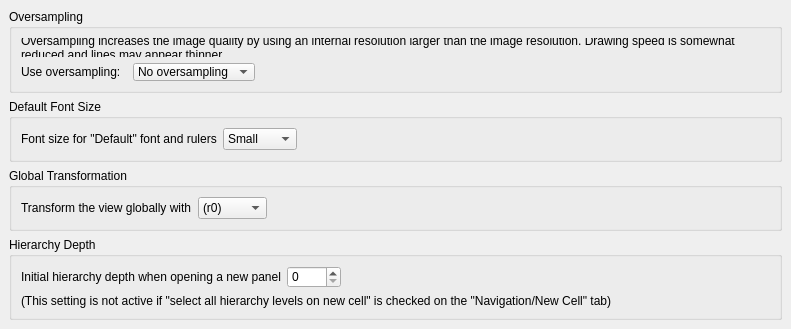
Qt form src/laybasic/laybasic/LayoutViewConfigPage7.ui (KLayout/klayout) before a commit.
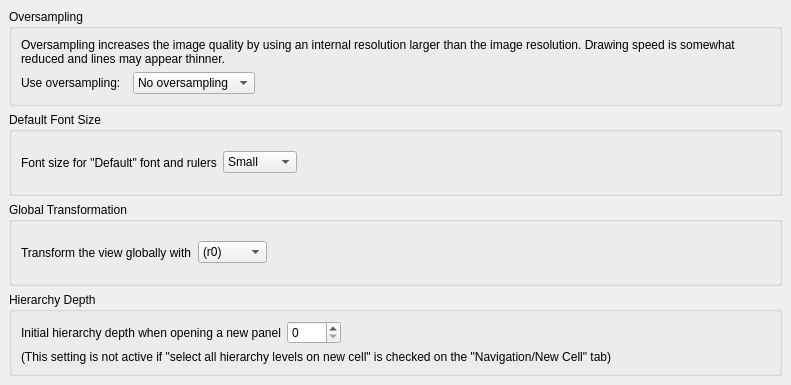
The same form after that commit. Icons and pictures are not drawn.

The edit to the form file:
```diff
--- a/src/laybasic/laybasic/LayoutViewConfigPage7.ui
+++ b/src/laybasic/laybasic/LayoutViewConfigPage7.ui
@@ -1,24 +1,33 @@
 <ui version="4.0" >
  <class>LayoutViewConfigPage7</class>
- <widget class="QFrame" name="LayoutViewConfigPage7" >
-  <property name="geometry" >
+ <widget class="QFrame" name="LayoutViewConfigPage7">
+  <property name="geometry">
    <rect>
     <x>0</x>
     <y>0</y>
     <width>791</width>
-    <height>323</height>
+    <height>385</height>
    </rect>
   </property>
   <property name="windowTitle" >
    <string>Application Settings</string>
   </property>
-  <layout class="QVBoxLayout" >
-   <property name="margin" >
-    <number>9</number>
-   </property>
-   <property name="spacing" >
+  <layout class="QVBoxLayout">
+   <property name="spacing">
     <number>6</number>
    </property>
+   <property name="leftMargin">
+    <number>9</number>
+   </property>
+   <property name="topMargin">
+    <number>9</number>
+   </property>
+   <property name="rightMargin">
+    <number>9</number>
+   </property>
+   <property name="bottomMargin">
+    <number>9</number>
+   </property>
    <item>
     <widget class="QGroupBox" name="groupBox" >
      <property name="title" >
@@ -28,7 +37,16 @@
       <property name="margin" >
        <number>9</number>
       </property>
-      <property name="spacing" >
+      <property name="topMargin">
+       <number>9</number>
+      </property>
+      <property name="rightMargin">
+       <number>9</number>
+      </property>
+      <property name="bottomMargin">
+       <number>9</number>
+      </property>
+      <property name="spacing">
        <number>6</number>
       </property>
       <item row="1" column="0" >
@@ -88,13 +106,22 @@
      <property name="title" >
       <string>Default Font Size</string>
      </property>
-     <layout class="QHBoxLayout" >
-      <property name="margin" >
-       <number>9</number>
-      </property>
-      <property name="spacing" >
+     <layout class="QHBoxLayout">
+      <property name="spacing">
        <number>6</number>
       </property>
+      <property name="leftMargin">
+       <number>9</number>
+      </property>
+      <property name="topMargin">
+       <number>9</number>
+      </property>
+      <property name="rightMargin">
+       <number>9</number>
+      </property>
+      <property name="bottomMargin">
+       <number>9</number>
+      </property>
       <item>
        <widget class="QLabel" name="label_4" >
         <property name="text" >
@@ -142,13 +169,22 @@
      <property name="title" >
       <string>Global Transformation</string>
      </property>
-     <layout class="QHBoxLayout" >
-      <property name="margin" >
-       <number>9</number>
-      </property>
-      <property name="spacing" >
+     <layout class="QHBoxLayout">
+      <property name="spacing">
        <number>6</number>
       </property>
+      <property name="leftMargin">
+       <number>9</number>
+      </property>
+      <property name="topMargin">
+       <number>9</number>
+      </property>
+      <property name="rightMargin">
+       <number>9</number>
+      </property>
+      <property name="bottomMargin">
+       <number>9</number>
+      </property>
       <item>
        <widget class="QLabel" name="label_3" >
         <property name="text" >
@@ -249,7 +285,16 @@
       <property name="margin" >
        <number>9</number>
       </property>
-      <property name="spacing" >
+      <property name="topMargin">
+       <number>9</number>
+      </property>
+      <property name="rightMargin">
+       <number>9</number>
+      </property>
+      <property name="bottomMargin">
+       <number>9</number>
+      </property>
+      <property name="spacing">
        <number>6</number>
       </property>
       <item row="0" column="0" >
@@ -294,7 +339,7 @@
    </item>
   </layout>
  </widget>
- <layoutdefault spacing="6" margin="11" />
+ <layoutdefault spacing="6" margin="11"/>
  <resources>
   <include location="layResources.qrc" />
  </resources>
```
Left out of the diff: 173 changed lines with no effect on the pictures.
